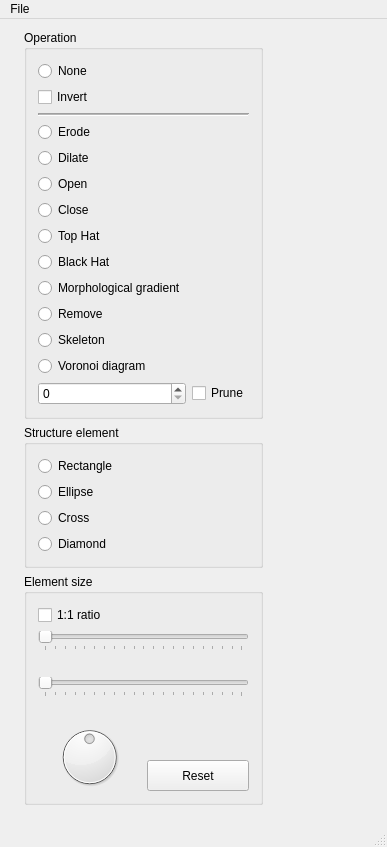
Qt form morph/morph.ui (k0zmo/morphology-opencl) before a commit.
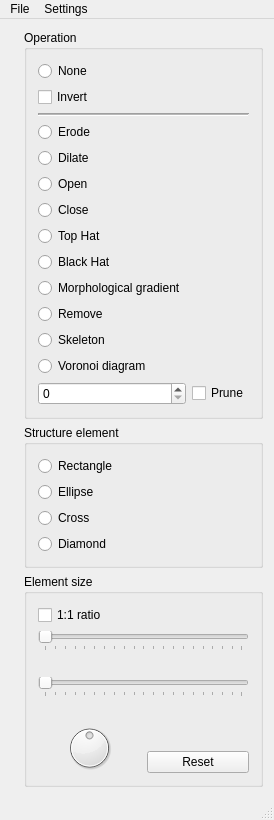
The same form after that commit.

```diff
--- a/morph/morph.ui
+++ b/morph/morph.ui
@@ -7,8 +7,8 @@
    <rect>
     <x>0</x>
     <y>0</y>
-    <width>387</width>
-    <height>847</height>
+    <width>259</width>
+    <height>742</height>
    </rect>
   </property>
   <property name="sizePolicy">
@@ -446,7 +446,7 @@
     <rect>
      <x>0</x>
      <y>0</y>
-     <width>387</width>
+     <width>259</width>
      <height>21</height>
     </rect>
    </property>
@@ -458,7 +458,14 @@
     <addaction name="actionSave"/>
     <addaction name="actionExit"/>
    </widget>
+   <widget class="QMenu" name="menuSettings">
+    <property name="title">
+     <string>Settings</string>
+    </property>
+    <addaction name="actionOpenCL"/>
+   </widget>
    <addaction name="menuFile"/>
+   <addaction name="menuSettings"/>
   </widget>
   <action name="actionOpen">
    <property name="text">
```
Left out of the diff: 21 changed lines with no effect on the pictures.
